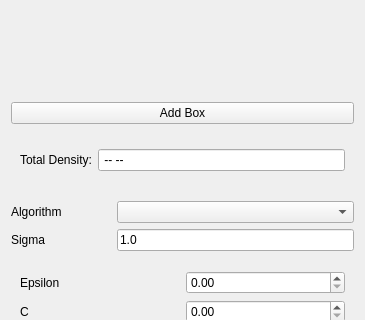
Above: ilastik/applets/counting/countingDrawer.ui from ilastik/ilastik before the change; both pictures show x 0 to 365 and y 364 to 684 of the 365 by 831 pixel window. Below: the same form after it.
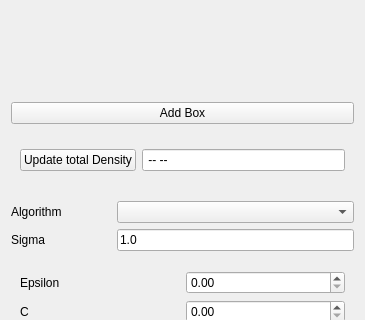
That is the form after the change. Custom widgets are drawn as their Qt base class.

Commit message: updated counting to api changes, added cplex and gurobi modules

What changed in the file:
```diff
--- a/ilastik/applets/counting/countingDrawer.ui
+++ b/ilastik/applets/counting/countingDrawer.ui
@@ -156,13 +156,6 @@
       <bool>false</bool>
      </property>
      <layout class="QGridLayout" name="gridLayout_3">
-      <item row="0" column="0">
-       <widget class="QLabel" name="label_5">
-        <property name="text">
-         <string>Total Density:</string>
-        </property>
-       </widget>
-      </item>
       <item row="0" column="1">
        <widget class="QLineEdit" name="CountText">
         <property name="text">
@@ -170,6 +163,13 @@
         </property>
        </widget>
       </item>
+      <item row="0" column="0">
+       <widget class="QPushButton" name="DensityButton">
+        <property name="text">
+         <string>Update total Density</string>
+        </property>
+       </widget>
+      </item>
      </layout>
     </widget>
    </item>
```
Left out of the diff: 3 changed lines with no effect on the pictures. The commit also changes 18 other files.
